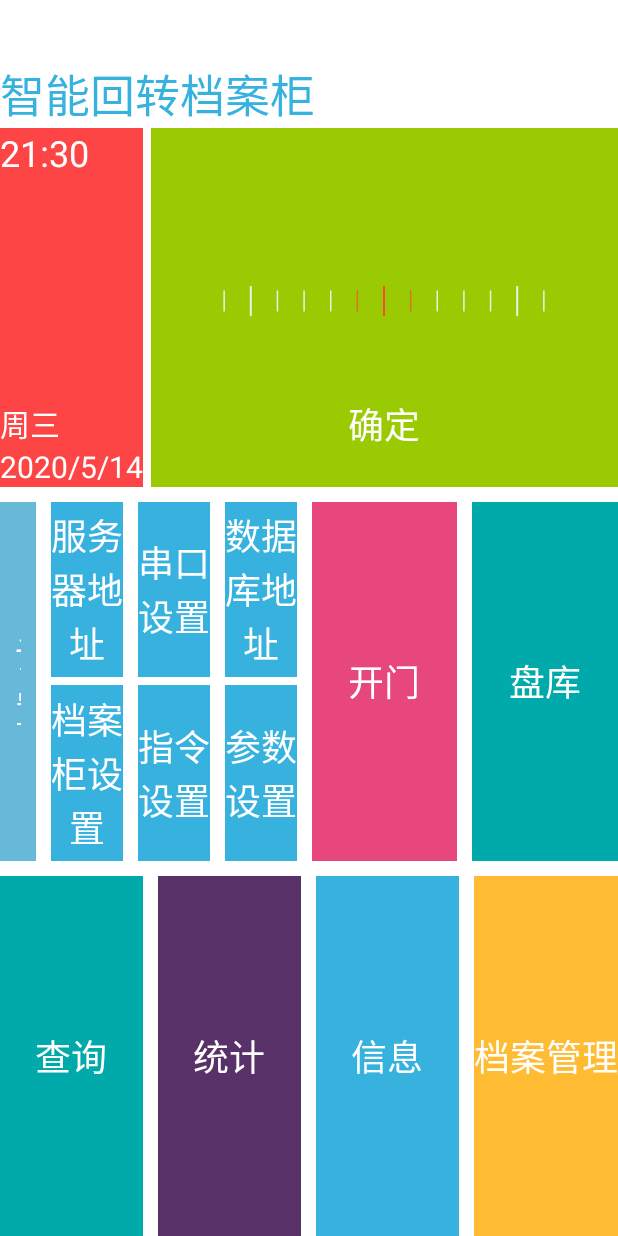
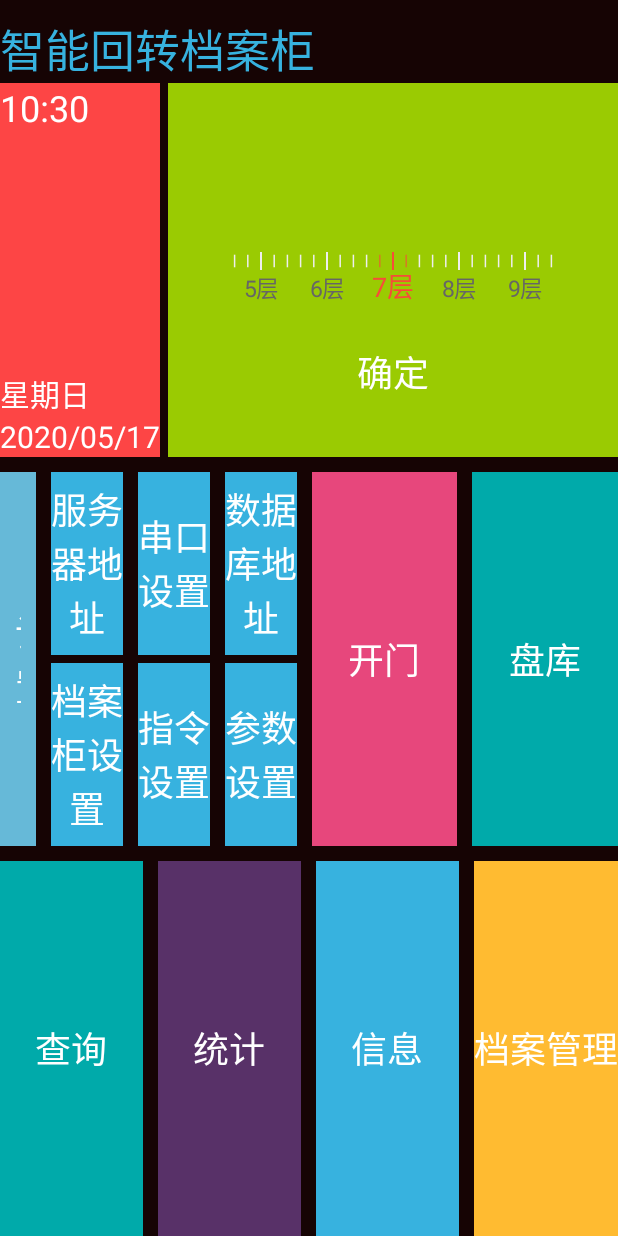
Before and after one commit to AitGo/fileManage, an Android app: the screen it shows after launch (MainActivity), on a phone screen of 412 x 824 dp. Run offline under Robolectric (Android 15) with nearby library versions, the phone set to English and light mode, and no system bars; our stand-ins replace ButterKnife.

Commit message:
增加时间，层数选择初始化

```diff
--- a/app/src/main/java/com/yh/filesmanage/utils/StringUtils.java
+++ b/app/src/main/java/com/yh/filesmanage/utils/StringUtils.java
@@ -188,4 +188,17 @@ public class StringUtils {
     public static String getCompareZipFileName(long createDate) {
         return "A" + createDate + getRamdom(5) + ".zip";
     }
+
+    public static String dateToWeek(Date datetime) {
+//        SimpleDateFormat f = new SimpleDateFormat("yyyy-MM-dd");
+        String[] weekDays = { "星期日", "星期一", "星期二", "星期三", "星期四", "星期五", "星期六" };
+        Calendar cal = Calendar.getInstance(); // 获得一个日历
+//        Date datet = null;
+        //            datet = f.parse(datetime);
+        cal.setTime(datetime);
+        int w = cal.get(Calendar.DAY_OF_WEEK) - 1; // 指示一个星期中的某天。
+        if (w < 0)
+            w = 0;
+        return weekDays[w];
+    }
 }
--- a/app/src/main/java/com/yh/filesmanage/view/fragment/MainFragment.java
+++ b/app/src/main/java/com/yh/filesmanage/view/fragment/MainFragment.java
@@ -1,5 +1,10 @@
 package com.yh.filesmanage.view.fragment;
 
+import android.annotation.SuppressLint;
+import android.content.BroadcastReceiver;
+import android.content.Context;
+import android.content.Intent;
+import android.content.IntentFilter;
 import android.view.View;
 import android.widget.Button;
 import android.widget.LinearLayout;
@@ -7,7 +12,12 @@ import android.widget.TextView;
 
 import com.yh.filesmanage.R;
 import com.yh.filesmanage.base.BaseFragment;
+import com.yh.filesmanage.utils.StringUtils;
 import com.yh.filesmanage.widget.WheelView;
+
+import java.text.SimpleDateFormat;
+import java.util.ArrayList;
+import java.util.Date;
 
 import butterknife.BindView;
 import butterknife.OnClick;
@@ -50,6 +60,20 @@ public class MainFragment extends BaseFragment {
     @BindView(R.id.ll_main_manage)
     LinearLayout llMainManage;
 
+    private final BroadcastReceiver receiver = new BroadcastReceiver() {
+        @Override
+        public void onReceive(Context context, Intent intent) {
+            String action = intent.getAction();
+            assert action != null;
+            if (action.equals(Intent.ACTION_TIME_TICK)) {
+                Date date = new Date();
+                tvMainTime.setText(StringUtils.Date2String(date,"HH:mm"));
+                tvMainDate.setText(StringUtils.Date2String(date,"yyyy/MM/dd"));
+                tvMainWeek.setText(StringUtils.dateToWeek(date));
+            }
+        }
+    };
+
     @Override
     protected int getLayoutId() {
         return R.layout.fragment_main;
@@ -58,6 +82,45 @@ public class MainFragment extends BaseFragment {
     @Override
     protected void initView(View inflate) {
 
+        initTime();
+        initWheelView();
+    }
+
+    private void initTime() {
+        Date date = new Date();
+        tvMainTime.setText(StringUtils.Date2String(date,"HH:mm"));
+        tvMainDate.setText(StringUtils.Date2String(date,"yyyy/MM/dd"));
+        tvMainWeek.setText(StringUtils.dateToWeek(date));
+
+        // 更新时间的广播
+        IntentFilter filter=new IntentFilter();
+        filter.addAction(Intent.ACTION_TIME_TICK);
+        getActivity().registerReceiver(receiver,filter);
+    }
+
+    private void initWheelView() {
+        ArrayList localArrayList = new ArrayList();
+        int i = 1;
+        while (i <= 30) {
+            StringBuilder localStringBuilder = new StringBuilder();
+            localStringBuilder.append(String.valueOf(i));
+            localStringBuilder.append("层");
+            localArrayList.add(localStringBuilder.toString());
+            i += 1;
+        }
+        wvMain.setItems(localArrayList);
+        wvMain.selectIndex(6);
+
+        wvMain.setOnWheelItemSelectedListener(new WheelView.OnWheelItemSelectedListener() {
+            @Override
+            public void onWheelItemChanged(WheelView wheelView, int position) {
+
+            }
+
+            @Override
+            public void onWheelItemSelected(WheelView wheelView, int position) {
+            }
+        });
     }
 
     @Override
@@ -98,4 +161,11 @@ public class MainFragment extends BaseFragment {
                 break;
         }
     }
+
+    @Override
+    public void onDestroy() {
+        super.onDestroy();
+        // 注销广播
+        getActivity().unregisterReceiver(receiver);
+    }
 }
--- a/app/src/main/res/layout/activity_main.xml
+++ b/app/src/main/res/layout/activity_main.xml
@@ -6,12 +6,12 @@
     android:layout_height="match_parent"
     tools:context=".view.MainActivity"
     android:orientation="vertical"
-    android:background="@color/white">
+    android:background="@color/gray">
 
     <RelativeLayout
         android:layout_width="match_parent"
         android:layout_height="wrap_content"
-        android:layout_marginTop="40dp">
+        android:layout_marginTop="10dp">
 
         <TextView
             android:layout_width="wrap_content"
--- a/app/src/main/res/layout/fragment_main.xml
+++ b/app/src/main/res/layout/fragment_main.xml
@@ -1,5 +1,6 @@
 <?xml version="1.0" encoding="utf-8"?>
 <LinearLayout xmlns:android="http://schemas.android.com/apk/res/android"
+    xmlns:app="http://schemas.android.com/apk/res-auto"
     android:orientation="vertical"
     android:layout_width="match_parent"
     android:layout_height="match_parent">
@@ -57,7 +58,10 @@
                 android:layout_height="wrap_content"
                 android:layout_centerVertical="true"
                 android:layout_marginLeft="40dp"
-                android:layout_marginRight="40dp"/>
+                android:layout_marginRight="40dp"
+                app:lwvCenterMarkTextSize="18sp"
+                app:lwvCursorSize="10dp"
+                app:lwvMarkTextSize="15sp"/>
 
             <Button
                 android:id="@+id/btn_main_confirm"
--- a/app/src/main/res/values/colors.xml
+++ b/app/src/main/res/values/colors.xml
@@ -5,6 +5,7 @@
     <color name="colorAccent">#D81B60</color>
 
     <color name="black">#000000</color>
+    <color name="gray">#160404</color>
     <color name="white">#FFFFFF</color>
     <color name="blue_dark">#66b9d8</color>
     <color name="blue">#37b2df</color>
```
Also changed, not shown: 6 other files.
